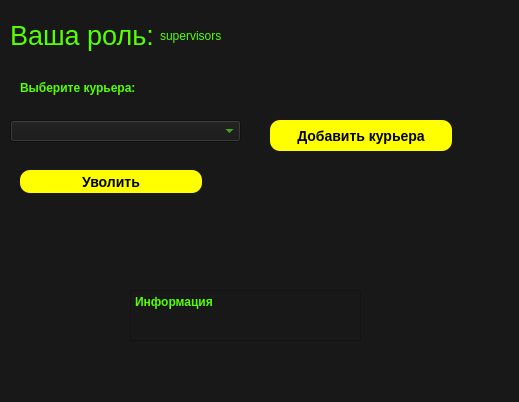
This is supervisors.ui in dmsrgv/dbprogram as Qt 5 draws it before an edit. The edited form follows.
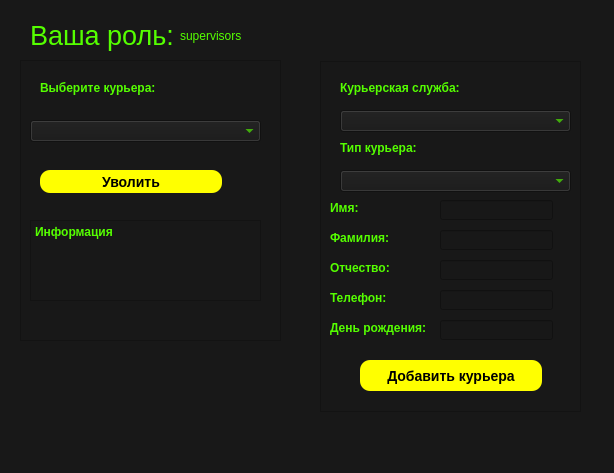
This is the edited form.

Commit message: Окно супервайзера

The edit to the form file:
```diff
--- a/supervisors.ui
+++ b/supervisors.ui
@@ -6,8 +6,8 @@
    <rect>
     <x>0</x>
     <y>0</y>
-    <width>519</width>
-    <height>402</height>
+    <width>614</width>
+    <height>473</height>
    </rect>
   </property>
   <property name="windowTitle">
@@ -19,7 +19,7 @@
   <widget class="QLabel" name="label_2">
    <property name="geometry">
     <rect>
-     <x>10</x>
+     <x>30</x>
      <y>20</y>
      <width>151</width>
      <height>31</height>
@@ -46,7 +46,7 @@
   <widget class="QComboBox" name="comboBox">
    <property name="geometry">
     <rect>
-     <x>10</x>
+     <x>30</x>
      <y>120</y>
      <width>231</width>
      <height>22</height>
@@ -60,7 +60,7 @@
   <widget class="QLabel" name="label_3">
    <property name="geometry">
     <rect>
-     <x>20</x>
+     <x>40</x>
      <y>80</y>
      <width>161</width>
      <height>16</height>
@@ -77,7 +77,7 @@
   <widget class="QPushButton" name="pushButton_2">
    <property name="geometry">
     <rect>
-     <x>20</x>
+     <x>40</x>
      <y>170</y>
      <width>182</width>
      <height>23</height>
@@ -101,10 +101,10 @@
   <widget class="QPlainTextEdit" name="plainTextEdit">
    <property name="geometry">
     <rect>
-     <x>130</x>
-     <y>290</y>
+     <x>30</x>
+     <y>220</y>
      <width>231</width>
-     <height>51</height>
+     <height>81</height>
     </rect>
    </property>
    <property name="styleSheet">
@@ -121,7 +121,7 @@
   <widget class="QLabel" name="label">
    <property name="geometry">
     <rect>
-     <x>160</x>
+     <x>180</x>
      <y>20</y>
      <width>161</width>
      <height>31</height>
@@ -139,8 +139,8 @@
   <widget class="QPushButton" name="pushButton_3">
    <property name="geometry">
     <rect>
-     <x>270</x>
-     <y>120</y>
+     <x>360</x>
+     <y>360</y>
      <width>182</width>
      <height>31</height>
     </rect>
@@ -160,6 +160,266 @@
     <string>Добавить курьера</string>
    </property>
   </widget>
+  <widget class="QComboBox" name="comboBox_2">
+   <property name="geometry">
+    <rect>
+     <x>340</x>
+     <y>110</y>
+     <width>231</width>
+     <height>22</height>
+    </rect>
+   </property>
+   <property name="styleSheet">
+    <string notr="true">QComboBox {color: rgb(85, 255, 0);
+			 font: bold;			}</string>
+   </property>
+  </widget>
+  <widget class="QGraphicsView" name="graphicsView">
+   <property name="geometry">
+    <rect>
+     <x>320</x>
+     <y>61</y>
+     <width>261</width>
+     <height>351</height>
+    </rect>
+   </property>
+  </widget>
+  <widget class="QGraphicsView" name="graphicsView_2">
+   <property name="geometry">
+    <rect>
+     <x>20</x>
+     <y>60</y>
+     <width>261</width>
+     <height>281</height>
+    </rect>
+   </property>
+  </widget>
+  <widget class="QLabel" name="label_4">
+   <property name="geometry">
+    <rect>
+     <x>340</x>
+     <y>80</y>
+     <width>161</width>
+     <height>16</height>
+    </rect>
+   </property>
+   <property name="styleSheet">
+    <string notr="true">QLabel {color: rgb(85, 255, 0);
+			 font: bold;			}</string>
+   </property>
+   <property name="text">
+    <string>Курьерская служба:</string>
+   </property>
+  </widget>
+  <widget class="QLabel" name="label_5">
+   <property name="geometry">
+    <rect>
+     <x>340</x>
+     <y>140</y>
+     <width>161</width>
+     <height>16</height>
+    </rect>
+   </property>
+   <property name="styleSheet">
+    <string notr="true">QLabel {color: rgb(85, 255, 0);
+			 font: bold;			}</string>
+   </property>
+   <property name="text">
+    <string>Тип курьера:</string>
+   </property>
+  </widget>
+  <widget class="QComboBox" name="comboBox_3">
+   <property name="geometry">
+    <rect>
+     <x>340</x>
+     <y>170</y>
+     <width>231</width>
+     <height>22</height>
+    </rect>
+   </property>
+   <property name="styleSheet">
+    <string notr="true">QComboBox {color: rgb(85, 255, 0);
+			 font: bold;			}</string>
+   </property>
+  </widget>
+  <widget class="QLineEdit" name="lineEdit_2">
+   <property name="geometry">
+    <rect>
+     <x>440</x>
+     <y>200</y>
+     <width>113</width>
+     <height>20</height>
+    </rect>
+   </property>
+   <property name="styleSheet">
+    <string notr="true">QLineEdit {color: rgb(85, 255, 0);
+			 font: bold;			}</string>
+   </property>
+  </widget>
+  <widget class="QLineEdit" name="lineEdit_3">
+   <property name="geometry">
+    <rect>
+     <x>440</x>
+     <y>230</y>
+     <width>113</width>
+     <height>20</height>
+    </rect>
+   </property>
+   <property name="styleSheet">
+    <string notr="true">QLineEdit {color: rgb(85, 255, 0);
+			 font: bold;			}</string>
+   </property>
+  </widget>
+  <widget class="QLineEdit" name="lineEdit_4">
+   <property name="geometry">
+    <rect>
+     <x>440</x>
+     <y>260</y>
+     <width>113</width>
+     <height>20</height>
+    </rect>
+   </property>
+   <property name="styleSheet">
+    <string notr="true">QLineEdit {color: rgb(85, 255, 0);
+			 font: bold;			}</string>
+   </property>
+  </widget>
+  <widget class="QLineEdit" name="lineEdit_5">
+   <property name="geometry">
+    <rect>
+     <x>440</x>
+     <y>290</y>
+     <width>113</width>
+     <height>20</height>
+    </rect>
+   </property>
+   <property name="styleSheet">
+    <string notr="true">QLineEdit {color: rgb(85, 255, 0);
+			 font: bold;			}</string>
+   </property>
+  </widget>
+  <widget class="QLineEdit" name="lineEdit_6">
+   <property name="geometry">
+    <rect>
+     <x>440</x>
+     <y>320</y>
+     <width>113</width>
+     <height>20</height>
+    </rect>
+   </property>
+   <property name="styleSheet">
+    <string notr="true">QLineEdit {color: rgb(85, 255, 0);
+			 font: bold;			}</string>
+   </property>
+  </widget>
+  <widget class="QLabel" name="label_6">
+   <property name="geometry">
+    <rect>
+     <x>330</x>
+     <y>200</y>
+     <width>91</width>
+     <height>16</height>
+    </rect>
+   </property>
+   <property name="styleSheet">
+    <string notr="true">QLabel {color: rgb(85, 255, 0);
+			 font: bold;			}</string>
+   </property>
+   <property name="text">
+    <string>Имя:</string>
+   </property>
+  </widget>
+  <widget class="QLabel" name="label_7">
+   <property name="geometry">
+    <rect>
+     <x>330</x>
+     <y>230</y>
+     <width>91</width>
+     <height>16</height>
+    </rect>
+   </property>
+   <property name="styleSheet">
+    <string notr="true">QLabel {color: rgb(85, 255, 0);
+			 font: bold;			}</string>
+   </property>
+   <property name="text">
+    <string>Фамилия:</string>
+   </property>
+  </widget>
+  <widget class="QLabel" name="label_8">
+   <property name="geometry">
+    <rect>
+     <x>330</x>
+     <y>260</y>
+     <width>91</width>
+     <height>16</height>
+    </rect>
+   </property>
+   <property name="styleSheet">
+    <string notr="true">QLabel {color: rgb(85, 255, 0);
+			 font: bold;			}</string>
+   </property>
+   <property name="text">
+    <string>Отчество:</string>
+   </property>
+  </widget>
+  <widget class="QLabel" name="label_9">
+   <property name="geometry">
+    <rect>
+     <x>330</x>
+     <y>290</y>
+     <width>91</width>
+     <height>16</height>
+    </rect>
+   </property>
+   <property name="styleSheet">
+    <string notr="true">QLabel {color: rgb(85, 255, 0);
+			 font: bold;			}</string>
+   </property>
+   <property name="text">
+    <string>Телефон:</string>
+   </property>
+  </widget>
+  <widget class="QLabel" name="label_10">
+   <property name="geometry">
+    <rect>
+     <x>330</x>
+     <y>320</y>
+     <width>101</width>
+     <height>16</height>
+    </rect>
+   </property>
+   <property name="styleSheet">
+    <string notr="true">QLabel {color: rgb(85, 255, 0);
+			 font: bold;			}</string>
+   </property>
+   <property name="text">
+    <string>День рождения:</string>
+   </property>
+  </widget>
+  <zorder>graphicsView_2</zorder>
+  <zorder>graphicsView</zorder>
+  <zorder>label_2</zorder>
+  <zorder>comboBox</zorder>
+  <zorder>label_3</zorder>
+  <zorder>pushButton_2</zorder>
+  <zorder>plainTextEdit</zorder>
+  <zorder>label</zorder>
+  <zorder>pushButton_3</zorder>
+  <zorder>comboBox_2</zorder>
+  <zorder>label_4</zorder>
+  <zorder>label_5</zorder>
+  <zorder>comboBox_3</zorder>
+  <zorder>lineEdit_2</zorder>
+  <zorder>lineEdit_3</zorder>
+  <zorder>lineEdit_4</zorder>
+  <zorder>lineEdit_5</zorder>
+  <zorder>lineEdit_6</zorder>
+  <zorder>label_6</zorder>
+  <zorder>label_7</zorder>
+  <zorder>label_8</zorder>
+  <zorder>label_9</zorder>
+  <zorder>label_10</zorder>
  </widget>
  <resources/>
  <connections/>
```
The commit also changes 2 other files.
